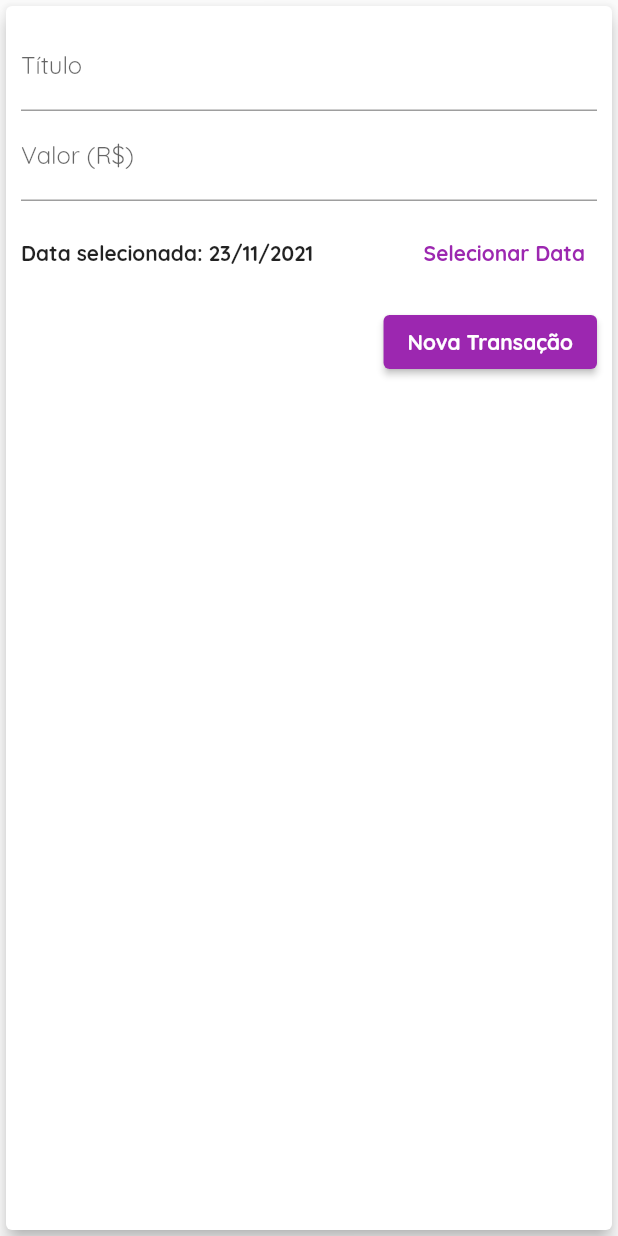
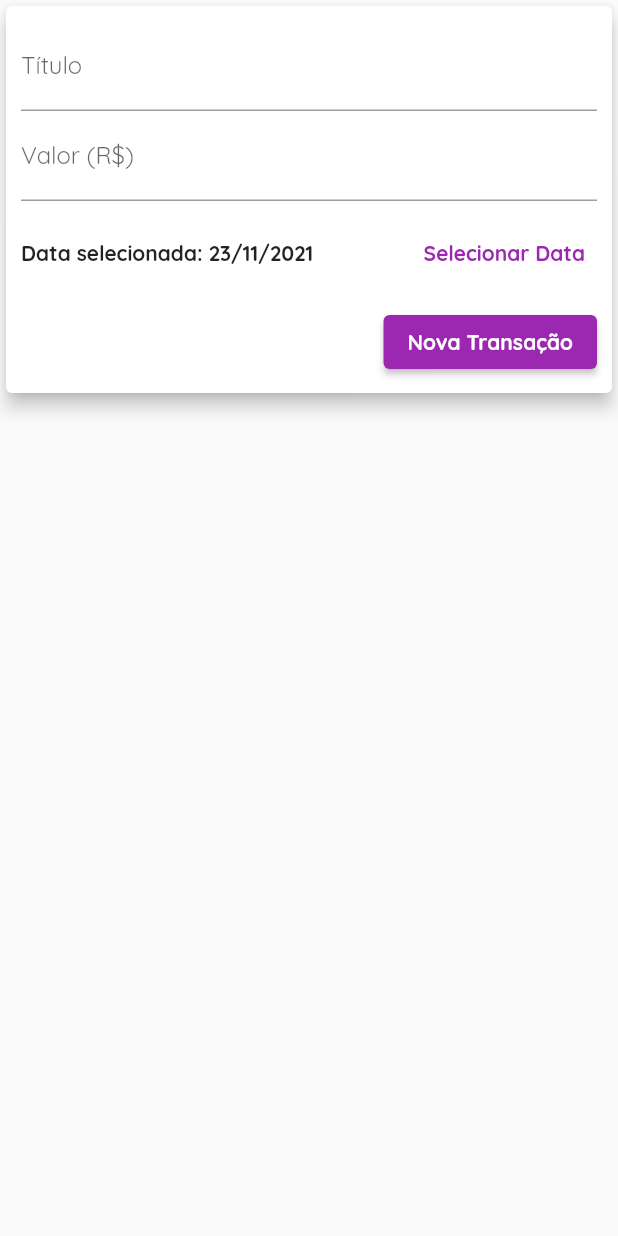
Before and after one commit to fabricio-silva-89/expenses, a Flutter app: the TransactionForm widget shown alone on an empty page, opened directly with empty values, on a phone screen of 412 x 824 dp. Run offline on Flutter 3.47's test engine with Material 2 defaults, Android fonts, the phone set to English and light mode, and no system bars.

Commit message:
Aula 23/11/2021

```diff
--- a/lib/components/transaction_form.dart
+++ b/lib/components/transaction_form.dart
@@ -48,10 +48,16 @@ class _TransactionFormState extends State<TransactionForm> {
 
   @override
   Widget build(BuildContext context) {
-    return Card(
+    return SingleChildScrollView(
+      child: Card(
         elevation: 5,
         child: Padding(
-        padding: const EdgeInsets.all(10.0),
+          padding: EdgeInsets.only(
+            top: 10.0,
+            left: 10,
+            right: 10,
+            bottom: 10 + MediaQuery.of(context).viewInsets.bottom,
+          ),
           child: Column(
             children: [
               TextField(
@@ -76,9 +82,7 @@ class _TransactionFormState extends State<TransactionForm> {
                   children: [
                     Expanded(
                       child: Text(
-                      _selectedDate == null
-                          ? 'Nenhuma data selecionada!'
-                          : 'Data selecionada: ${DateFormat('dd/MM/y').format(_selectedDate)}',
+                        'Data selecionada: ${DateFormat('dd/MM/y').format(_selectedDate)}',
                         style: const TextStyle(fontWeight: FontWeight.bold),
                       ),
                     ),
@@ -107,6 +111,7 @@ class _TransactionFormState extends State<TransactionForm> {
             ],
           ),
         ),
+      ),
     );
   }
 }
```
Also changed, not shown: lib/components/chart_bar.dart (+12 -5 lines), lib/components/transaction_list.dart (+17 -13 lines), lib/main.dart (+50 -6 lines). Lines whose indentation alone changed are shown as unchanged.
